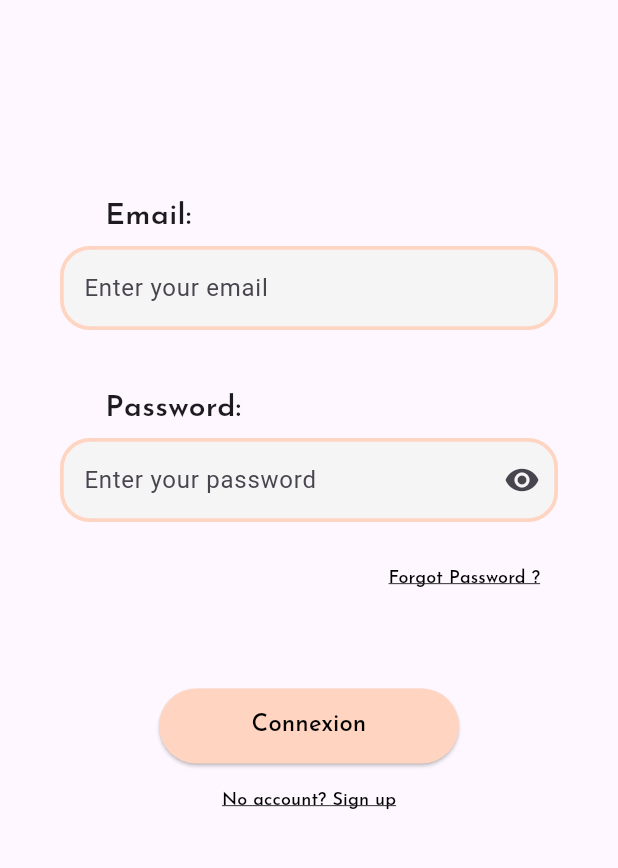
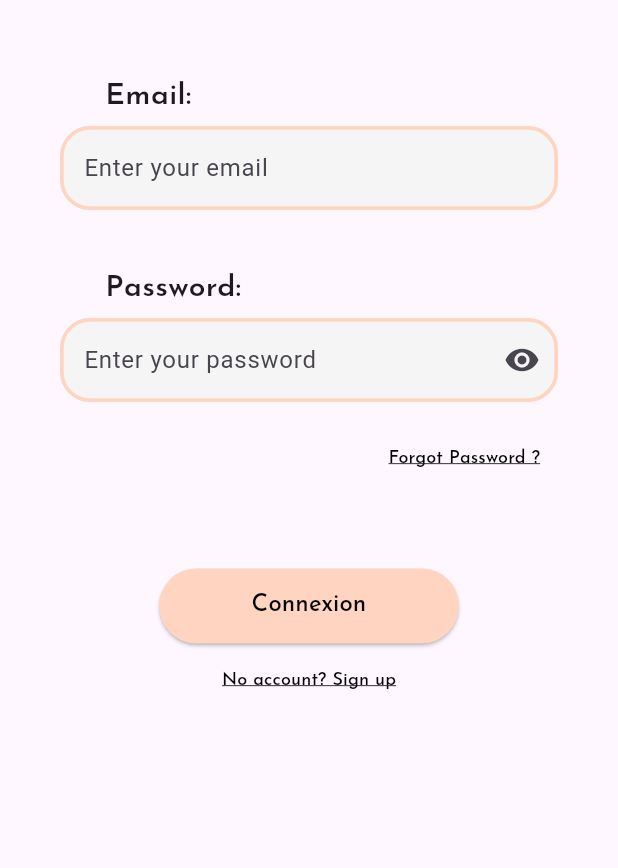
Before and after one commit to algosup/2023-2024-project-5-flutter-team-3, a Flutter app: the screen it shows after launch, after a tap on "Subscribe", on a phone screen of 412 x 824 dp, the part 225-1093 px from its top. Run offline on Flutter 3.47's test engine with Material 3 defaults, Android fonts, the phone set to English and light mode, and no system bars; our stand-ins replace cloud_firestore, firebase_auth, firebase_core, flutter_svg, get, go_router and 2 more; accounts and stored records are empty.

Commit message:
fixed login page

```diff
--- a/adopte_a_candidate/lib/pages/log_in.dart
+++ b/adopte_a_candidate/lib/pages/log_in.dart
@@ -131,7 +131,7 @@ Widget englishPage() {
       builder: (context, constraints) {
         return Padding(
           padding:
-              const EdgeInsets.symmetric(horizontal: 40.0, vertical: 120.0),
+              const EdgeInsets.symmetric(horizontal: 40.0, vertical: 40.0),
           child: ConstrainedBox(
             constraints: BoxConstraints(
               minHeight: constraints.maxHeight,
--- a/adopte_a_candidate/lib/pages/swipe.dart
+++ b/adopte_a_candidate/lib/pages/swipe.dart
@@ -110,7 +110,7 @@ class _SwipePageState extends State<SwipePage> {
                           ),
                           child: Padding(
                             padding: const EdgeInsets.symmetric(
-                              horizontal: 20.0,
+                              horizontal: 10.0,
                               vertical: 5.0,
                             ),
                             child: Column(
@@ -133,7 +133,7 @@ class _SwipePageState extends State<SwipePage> {
                                 const SizedBox(height: 5),
                                 const CardLineHorizontal(), // adds an horizontal line to separate elements
                                 const Padding(
-                                  padding: EdgeInsets.symmetric(vertical: 10.0),
+                                  padding: EdgeInsets.symmetric(vertical: 5.0),
                                   child: Text(
                                     //required JobDescription
                                     'Join our team as a Nurse Practitioner (NP)! You’ll provide primary and specialty healthcare, diagnose and treat medical conditions, prescribe medications, perform procedures, and educate patients. Work autonomously or alongside physicians in a dynamic and supportive environment.',
```
